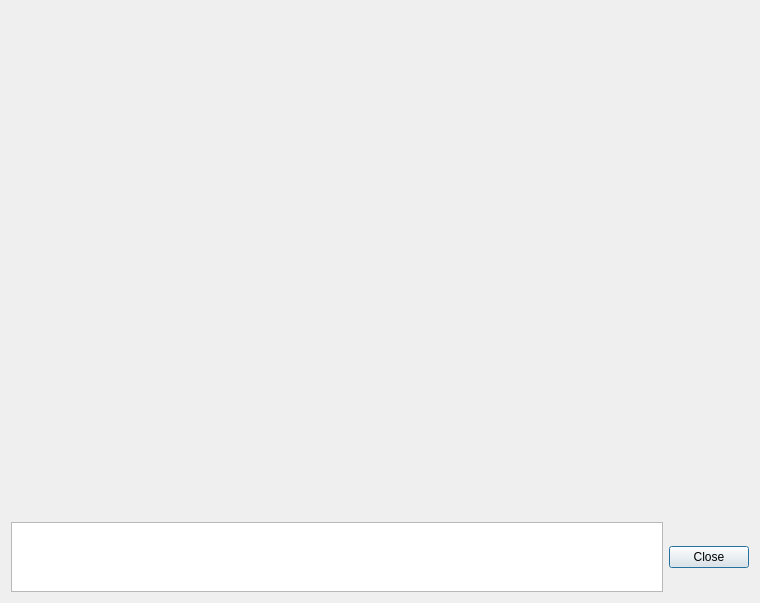
This is source/dialogmemoryanalyze.ui in leuat/TRSE as Qt 5 draws it before an edit. The edited form follows.
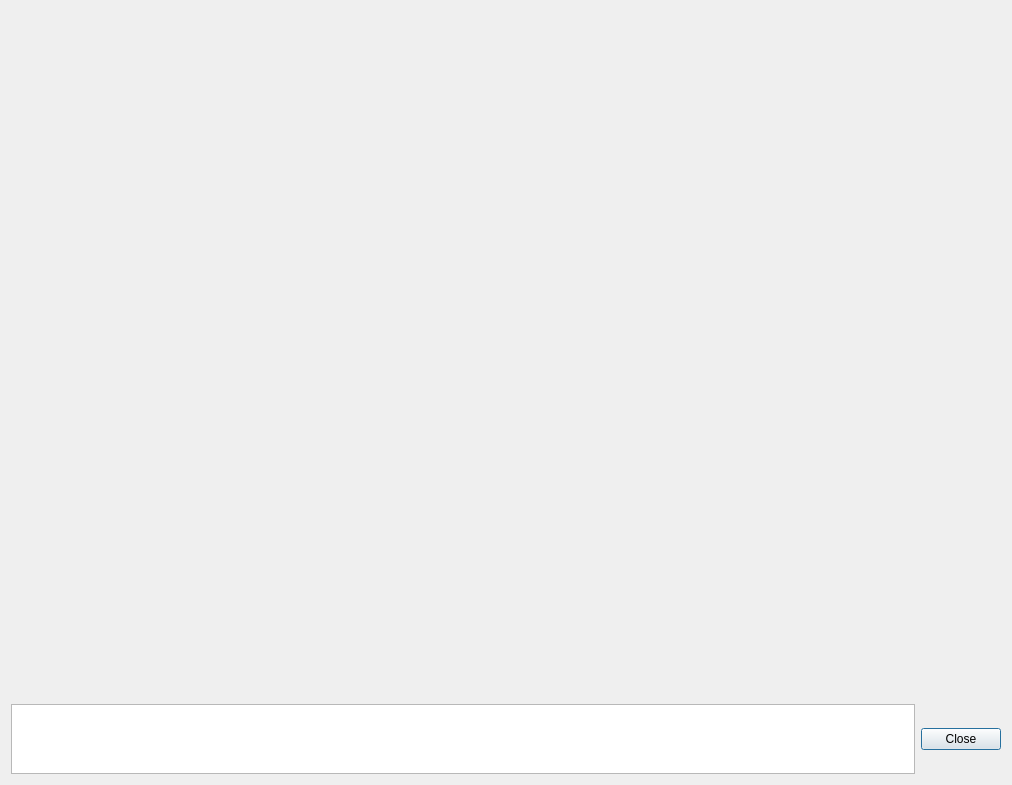
This is the edited form.

Diff of the .ui file:
```diff
--- a/source/dialogmemoryanalyze.ui
+++ b/source/dialogmemoryanalyze.ui
@@ -6,8 +6,8 @@
    <rect>
     <x>0</x>
     <y>0</y>
-    <width>760</width>
-    <height>603</height>
+    <width>1012</width>
+    <height>785</height>
    </rect>
   </property>
   <property name="windowTitle">
```
